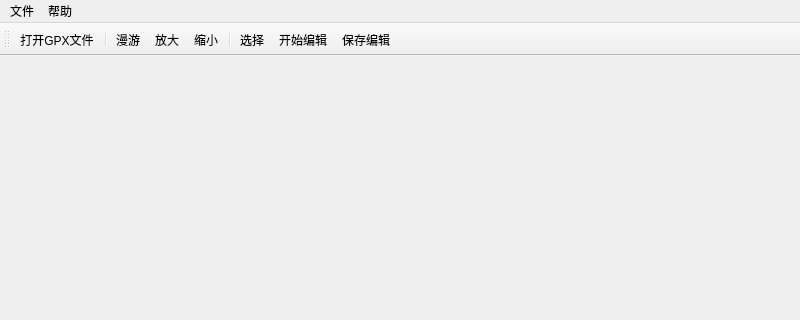
Qt form GPSTrackEditer.ui (dslwz2008/GPSTrackEditer) before a commit; both pictures show x 0 to 800 and y 0 to 320 of the 800 by 600 pixel window.
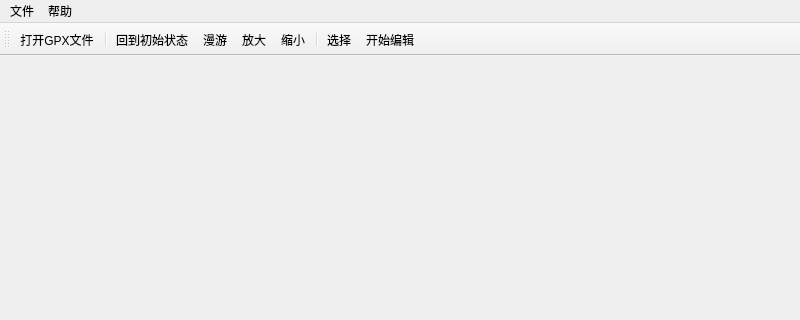
The same form after that commit. Icons and pictures are not drawn.

Commit message: add home button

Diff of the .ui file:
```diff
--- a/GPSTrackEditer.ui
+++ b/GPSTrackEditer.ui
@@ -58,13 +58,13 @@
    </attribute>
    <addaction name="action_tbOpenGPXFile"/>
    <addaction name="separator"/>
+   <addaction name="action_Home"/>
    <addaction name="action_Pan"/>
    <addaction name="action_ZoomIn"/>
    <addaction name="action_ZoomOut"/>
    <addaction name="separator"/>
    <addaction name="action_SelectByRect"/>
    <addaction name="action_MoveVertex"/>
-   <addaction name="action_tbSaveGPSTrack"/>
   </widget>
   <action name="action_OpenGPXFile">
    <property name="icon">
@@ -190,6 +190,16 @@
     <string>保存GPS轨迹</string>
    </property>
   </action>
+  <action name="action_Home">
+   <property name="icon">
+    <iconset>
+     <normalon>:/icons/icons/GenericHome_B_32.png</normalon>
+    </iconset>
+   </property>
+   <property name="text">
+    <string>回到初始状态</string>
+   </property>
+  </action>
  </widget>
  <resources>
   <include location="GPSTrackEditer.qrc"/>
```
Left out of the diff: 1 changed line with no effect on the pictures. The commit also changes 1 other file.
